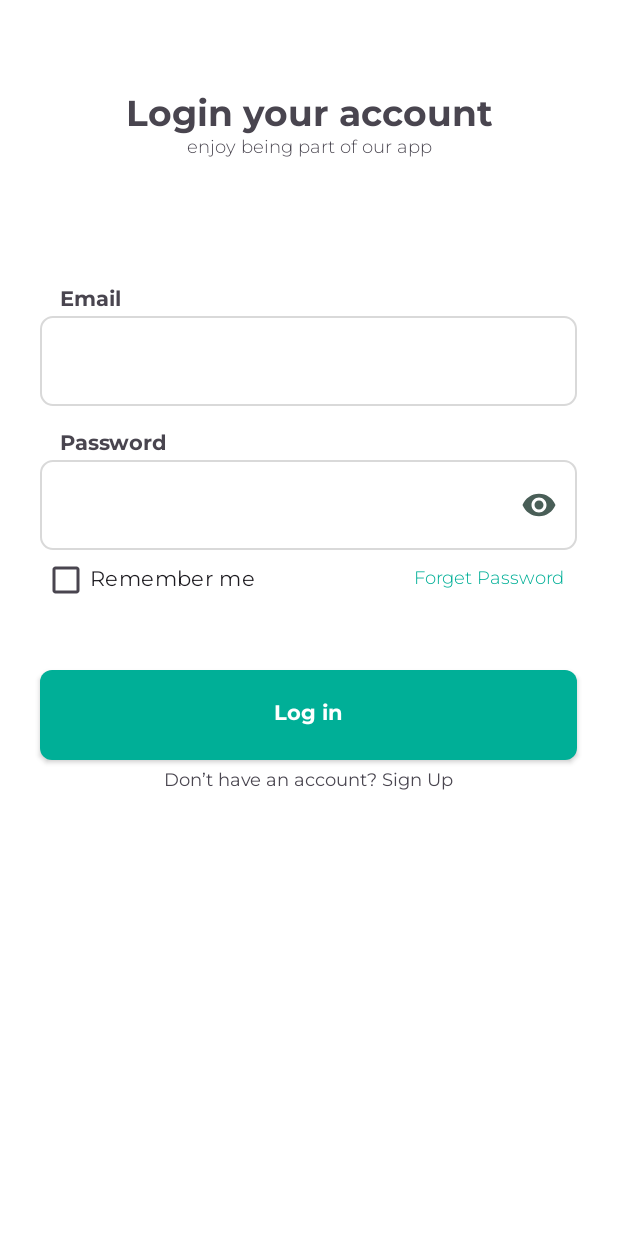
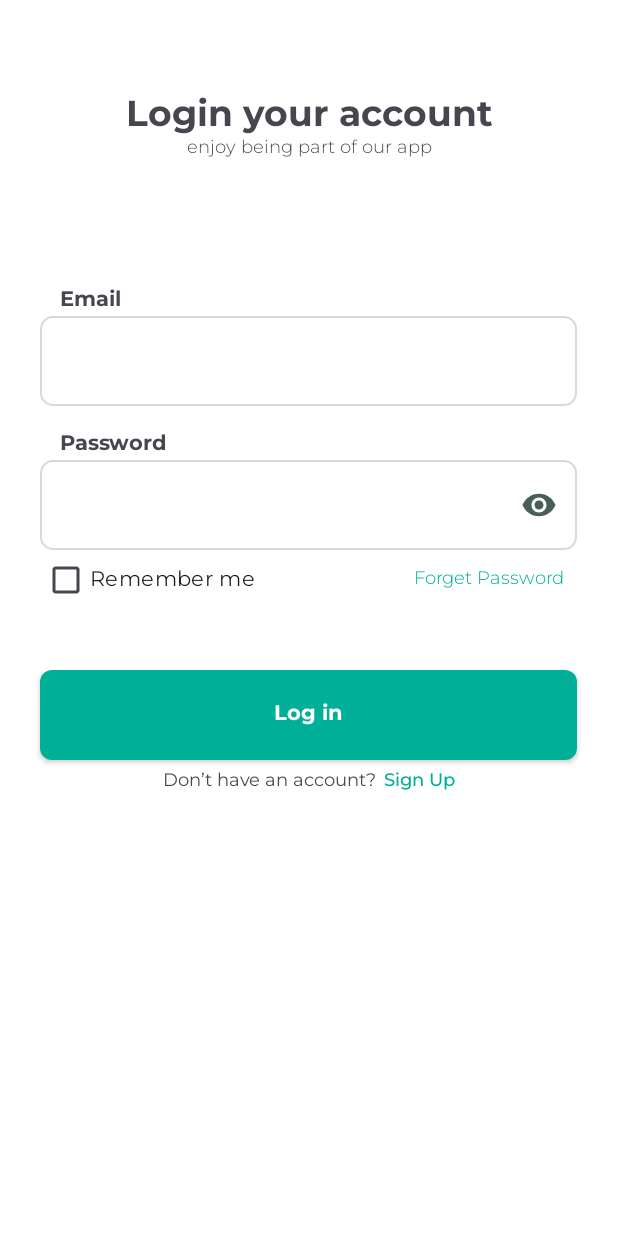
Before and after one commit to rdaavee/PHINMAKatanungan_mobile, an Android app: the LoginActivity screen opened directly, with no data from a screen before it, on a phone screen of 412 x 824 dp. Run offline under Robolectric (Android 15) with nearby library versions, the light colour scheme and no system bars.

Commit message:
Minor commits

```diff
--- a/app/src/main/java/com/example/phinmakatanungan_mobile/activities/SignupActivity.kt
+++ b/app/src/main/java/com/example/phinmakatanungan_mobile/activities/SignupActivity.kt
@@ -80,9 +80,6 @@ class SignupActivity : AppCompatActivity() {
                             Log.e("API_RESPONSE", errorMessage)
                         }
                     }
-
-
-
                 })
 
         }
--- a/app/src/main/res/layout/activity_login.xml
+++ b/app/src/main/res/layout/activity_login.xml
@@ -132,14 +132,35 @@
         android:layout_marginTop="50dp"
         />
 
-    <TextView
-        android:id="@+id/tv_signup2"
+    <LinearLayout
         android:layout_width="wrap_content"
         android:layout_height="wrap_content"
-        android:text="Don’t have an account? Sign Up"
-        android:textSize="12sp"
-        android:fontFamily="@font/montserrat"
-        android:layout_gravity="center_horizontal"
-        android:layout_marginTop="5dp"/>
+        android:orientation="horizontal"
+        android:layout_gravity="center"
+        android:layout_marginTop="5dp">
+
+        <TextView
+            android:id="@+id/signup2"
+            android:layout_width="wrap_content"
+            android:layout_height="wrap_content"
+            android:layout_gravity="center_horizontal"
+            android:layout_marginTop="5dp"
+            android:fontFamily="@font/montserrat"
+            android:text="Don’t have an account?"
+            android:textSize="12sp" />
+
+        <TextView
+            android:id="@+id/tv_signup2"
+            android:layout_width="wrap_content"
+            android:layout_height="wrap_content"
+            android:layout_gravity="center_horizontal"
+            android:layout_marginTop="5dp"
+            android:layout_marginStart="5dp"
+            android:fontFamily="@font/montserrat_medium"
+            android:textColor="@color/text_color_signup"
+            android:text="Sign Up"
+            android:textSize="12sp" />
+
+    </LinearLayout>
 
 </LinearLayout>
--- a/app/src/main/res/values/colors.xml
+++ b/app/src/main/res/values/colors.xml
@@ -6,6 +6,7 @@
     <color name="text_color_secondary">#FFFFFFFF</color>
     <color name="text_color_forget">#00AF97</color>
     <color name="text_color_logout">#FF0000</color>
+    <color name="text_color_signup">#00AF97</color>
 
                     <!-- BUTTONS -->
     <color name="btn_primary_bg_color">#00AF97</color>
```
Also changed, not shown: app/src/main/AndroidManifest.xml (+5 -2 lines), app/src/main/java/com/example/phinmakatanungan_mobile/activities/CreatePostActivity.kt (added, +12 -0 lines), app/src/main/res/layout/activity_create_post.xml (added, +9 -0 lines), app/src/main/res/layout/activity_signup.xml (+3 -5 lines).
